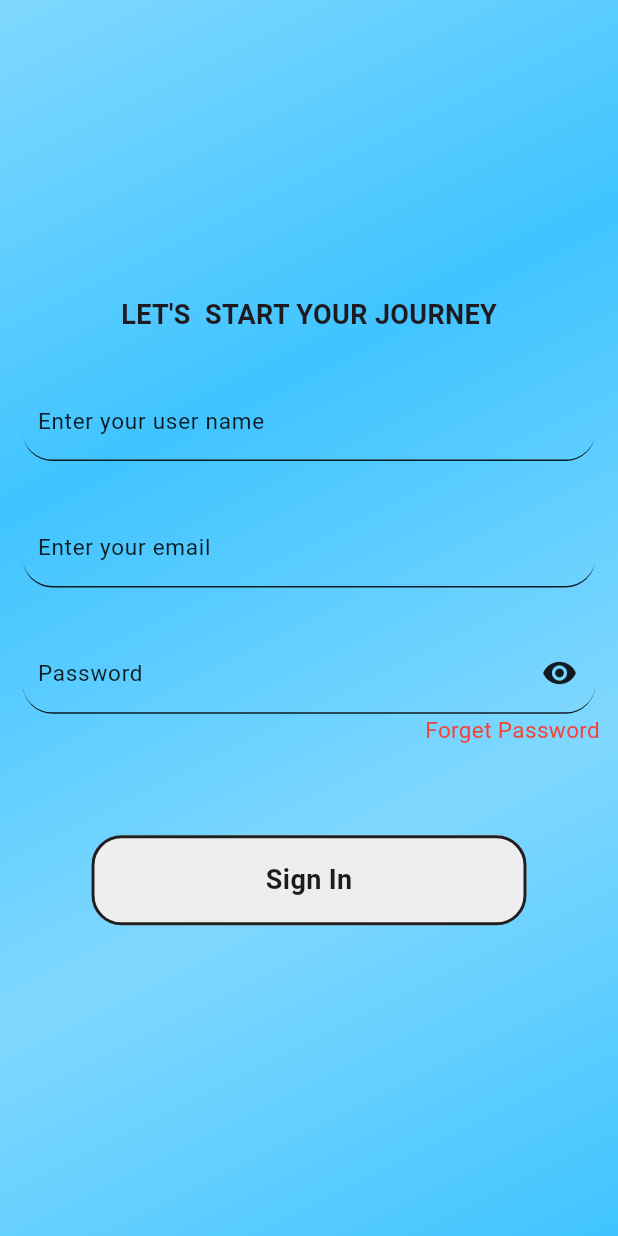
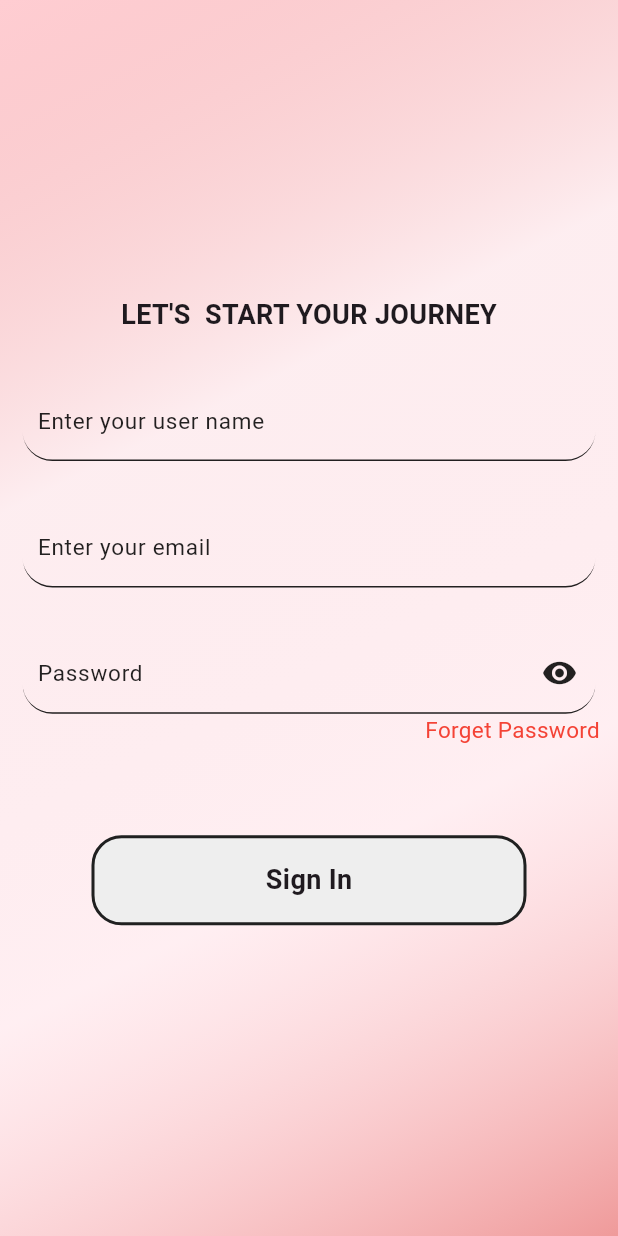
Before and after one commit to anshshr/complaint_management_system, a Flutter app: the RegisterPage screen opened directly, after a tap on "login here", on a phone screen of 412 x 824 dp. Run offline on Flutter 3.47's test engine with Material 3 defaults, Android fonts, the light colour scheme and no system bars; our stand-ins replace firebase_auth, firebase_core, shared_preferences; accounts and stored records are empty.

Commit message:
changed theme

```diff
--- a/lib/components/pages/login_page.dart
+++ b/lib/components/pages/login_page.dart
@@ -36,10 +36,10 @@ class _LoginPageState extends State<LoginPage> {
                 begin: Alignment.topLeft,
                 end: Alignment.bottomRight,
                 colors: [
-              Colors.lightBlueAccent[100]!,
-              Colors.lightBlueAccent[200]!,
-              Colors.lightBlueAccent[100]!,
-              Colors.lightBlueAccent[200]!,
+              Colors.red[100]!,
+              Colors.red[200]!.withOpacity(.1),
+              Colors.red[100]!.withOpacity(.2),
+              Colors.red[200]!,
             ])),
         child: Center(
           child: SingleChildScrollView(
@@ -159,7 +159,7 @@ class _LoginPageState extends State<LoginPage> {
                           Navigator.push(
                               context,
                               MaterialPageRoute(
-                                builder: (context) =>  HomePage(),
+                                builder: (context) => HomePage(),
                               ));
                         } else {
                           customDialog(context, pref.getString('error')!);
--- a/lib/components/pages/register_page.dart
+++ b/lib/components/pages/register_page.dart
@@ -38,11 +38,10 @@ class _RegisterPageState extends State<RegisterPage> {
                 begin: Alignment.topLeft,
                 end: Alignment.bottomRight,
                 colors: [
-              Colors.blue[100]!,
-              Colors.blue[200]!,
-              Colors.blue[100]!,
-              Colors.blue[300]!,
-              Colors.blue[100]!,
+              Colors.red[100]!,
+              Colors.redAccent[100]!,
+              Colors.redAccent[100]!.withOpacity(.6),
+              Colors.redAccent[100]!,
             ])),
         child: Center(
           child: SingleChildScrollView(
--- a/lib/main.dart
+++ b/lib/main.dart
@@ -1,4 +1,5 @@
 import 'package:complaint_management_system/components/pages/home_page.dart';
+import 'package:complaint_management_system/components/pages/register_page.dart';
 import 'package:complaint_management_system/firebase_options.dart';
 import 'package:firebase_core/firebase_core.dart';
 import 'package:flutter/material.dart';
@@ -21,7 +22,7 @@ class MyApp extends StatelessWidget {
         colorScheme: ColorScheme.fromSeed(seedColor: Colors.purple),
         useMaterial3: true,
       ),
-      home: HomePage(),
+      home: RegisterPage(),
     );
   }
 }
```
Also changed, not shown: lib/components/pages/home_page.dart (+4 -6 lines).
